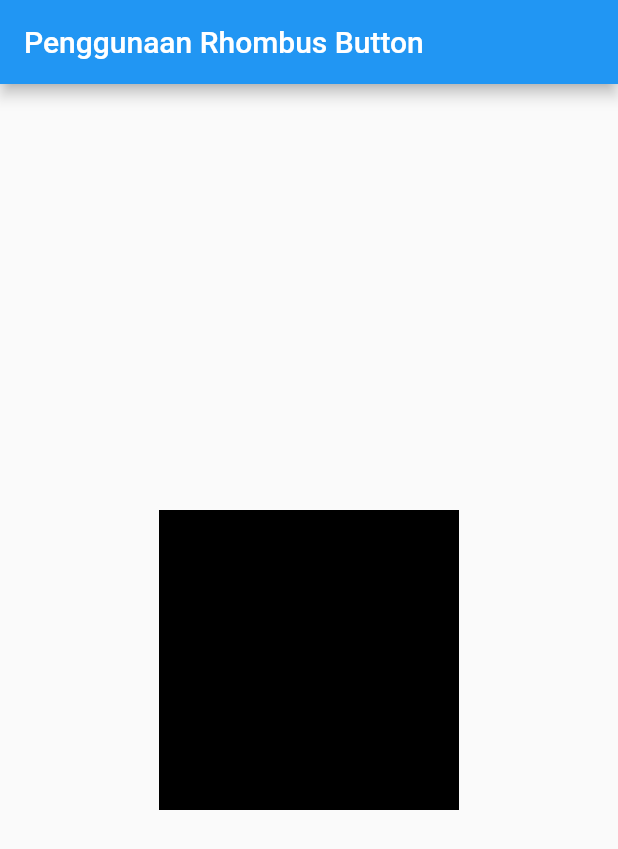
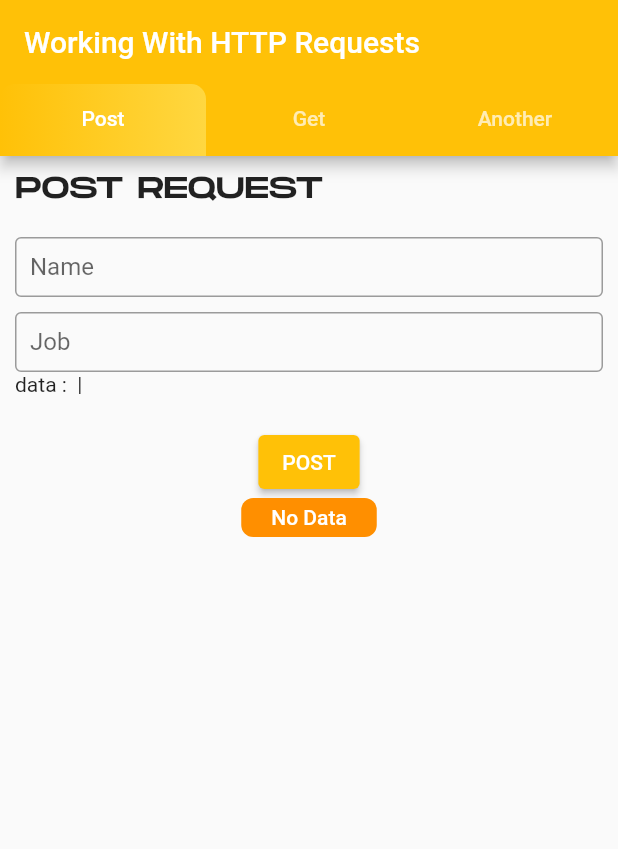
Before and after one commit to wicahma/flutter-fundamentals, a Flutter app: the screen it shows after launch, on a phone screen of 412 x 824 dp. Shown: the top 849 px of the screen. Run offline on Flutter 3.47's test engine with Material 2 defaults, Android fonts, the phone set to English and light mode, and no system bars; our stand-ins replace audioplayers, qr_flutter; missing offline and left inert: dart:ffi.

Commit message:
update: progress basic widget v2.1

```diff
--- /dev/null
+++ b/lib/29. HTTP Request/get_model.dart
@@ -0,0 +1,34 @@
+import 'dart:convert';
+import 'package:http/http.dart' as http;
+
+class Get {
+  final String? id;
+  final String? fullName;
+  final String? email;
+  final String? avatar;
+
+  Get({this.id, this.fullName, this.email, this.avatar});
+
+  // membuat object dari post dari json object yang merupakan hasil mapping dari json
+  factory Get.getUser(Map<String, dynamic> json) {
+    return Get(
+      id: json['id'],
+      fullName: json['first_name'] + " " + json['last_name'],
+      email: json['email'],
+      avatar: json['avatar'],
+    );
+  }
+
+  // method untuk menghubungkan aplikasi dengan API (API = Application Programming Interface)
+  static Future<Get> connectToAPI() async {
+    // menghubungkan aplikasi dengan API
+    String apiURL = "https://reqres.in/api/users?page=2";
+    // mengirim data ke API
+    var apiResult = await http.get(Uri.parse(apiURL));
+    // mengambil data dari API
+    var jsonObject =
+        (jsonDecode(apiResult.body) as Map<String, dynamic>)['data'];
+    // mengembalikan nilai dari method
+    return Get.getUser(jsonObject);
+  }
+}
--- /dev/null
+++ b/lib/29. HTTP Request/post_model.dart
@@ -0,0 +1,34 @@
+import 'dart:convert';
+import 'package:http/http.dart' as http;
+
+class Post {
+  final String? id;
+  final String? name;
+  final String? job;
+  final String? created;
+
+  Post({this.id, this.name, this.job, this.created});
+
+  // membuat object dari post dari json object yang merupakan hasil mapping dari json
+  factory Post.createPost(Map<String, dynamic> json) {
+    return Post(
+      id: json['id'],
+      name: json['name'],
+      job: json['job'],
+      created: json['createdAt'],
+    );
+  }
+
+  // method untuk menghubungkan aplikasi dengan API (API = Application Programming Interface)
+  static Future<Post> connectToAPI(String name, String job) async {
+    // menghubungkan aplikasi dengan API
+    String apiURL = "https://reqres.in/api/users";
+    // mengirim data ke API
+    var apiResult =
+        await http.post(Uri.parse(apiURL), body: {"name": name, "job": job});
+    // mengambil data dari API
+    var jsonObject = jsonDecode(apiResult.body);
+    // mengembalikan nilai dari method
+    return Post.createPost(jsonObject);
+  }
+}
--- /dev/null
+++ b/lib/29. HTTP Request/tabs/post_tab.dart
@@ -0,0 +1,104 @@
+import 'package:first_app/29.%20HTTP%20Request/post_model.dart';
+import 'package:flutter/material.dart';
+
+import 'package:flutter/src/widgets/container.dart';
+import 'package:flutter/src/widgets/framework.dart';
+
+class PostTab extends StatefulWidget {
+  const PostTab({super.key});
+
+  @override
+  State<PostTab> createState() => PostTabState();
+}
+
+class PostTabState extends State<PostTab> {
+  Post? postResult;
+  final _textControllersNama = TextEditingController();
+  final _textControllersJob = TextEditingController();
+
+  @override
+  Widget build(BuildContext context) {
+    return Container(
+      padding: const EdgeInsets.all(10),
+      child:
+          Column(mainAxisAlignment: MainAxisAlignment.start, children: <Widget>[
+        Form(
+            child: Column(
+                crossAxisAlignment: CrossAxisAlignment.start,
+                children: <Widget>[
+              const Text(
+                'POST REQUEST',
+                textAlign: TextAlign.start,
+                style: TextStyle(
+                  fontSize: 20,
+                  fontWeight: FontWeight.normal,
+                  fontFamily: "Monument",
+                ),
+              ),
+              const SizedBox(height: 20),
+              SizedBox(
+                height: 40,
+                child: TextFormField(
+                  key: const Key("name"),
+                  controller: _textControllersNama,
+                  onChanged: (value) => setState(() {}),
+                  maxLength: 50,
+                  decoration: const InputDecoration(
+                    contentPadding: EdgeInsets.fromLTRB(10, 0, 10, 0),
+                    labelText: "Name",
+                    counterText: "",
+                    border: OutlineInputBorder(),
+                  ),
+                ),
+              ),
+              const SizedBox(height: 10),
+              SizedBox(
+                height: 40,
+                child: TextFormField(
+                  key: const Key("job"),
+                  maxLength: 20,
+                  onChanged: (value) => setState(() {}),
+                  controller: _textControllersJob,
+                  decoration: const InputDecoration(
+                    contentPadding: EdgeInsets.fromLTRB(10, 0, 10, 0),
+                    labelText: "Job",
+                    counterText: "",
+                    border: OutlineInputBorder(),
+                  ),
+                ),
+              ),
+              Text(
+                "data : ${_textControllersJob.text} | ${_textControllersNama.text}",
+                textAlign: TextAlign.start,
+              ),
+            ])),
+        const SizedBox(height: 20),
+        ElevatedButton(
+            onPressed: () {
+              Post.connectToAPI(
+                      _textControllersNama.text, _textControllersJob.text)
+                  .then((value) {
+                postResult = value;
+                setState(() {});
+              });
+            },
+            style: ButtonStyle(
+              backgroundColor: MaterialStateProperty.all<Color>(Colors.amber),
+            ),
+            child: const Text("POST")),
+        Container(
+          padding: const EdgeInsets.fromLTRB(20, 5, 20, 5),
+          decoration: BoxDecoration(
+              color: Colors.amber.shade800,
+              borderRadius: const BorderRadius.all(Radius.circular(8))),
+          child: Text(
+              (postResult != null)
+                  ? "${postResult?.id.toString()} | ${postResult?.name!} | ${postResult?.job!}"
+                  : "No Data",
+              style: const TextStyle(
+                  color: Colors.white, fontWeight: FontWeight.w500)),
+        ),
+      ]),
+    );
+  }
+}
--- a/lib/main.dart
+++ b/lib/main.dart
@@ -1,25 +1,61 @@
-import 'package:first_app/25.%20Rhombus%20Button/rhombus_button.dart';
+import 'package:first_app/29.%20HTTP%20Request/tabs/get_tab.dart';
+import 'package:first_app/29.%20HTTP%20Request/tabs/post_tab.dart';
 import 'package:flutter/cupertino.dart';
 import 'package:flutter/material.dart';
+import 'package:flutter/services.dart';
 
 void main() => runApp(const App());
 
-class App extends StatelessWidget {
+class App extends StatefulWidget {
   const App({super.key});
 
   @override
+  State<App> createState() => _AppState();
+}
+
+class _AppState extends State<App> {
+  final TabBar httpTab = const TabBar(
+      indicator: BoxDecoration(
+        borderRadius: BorderRadius.only(
+            topLeft: Radius.circular(10), topRight: Radius.circular(10)),
+        gradient: LinearGradient(
+          colors: <Color>[Colors.amber, Colors.amberAccent],
+        ),
+      ),
+      tabs: <Tab>[
+        Tab(
+          text: "Post",
+        ),
+        Tab(
+          text: "Get",
+        ),
+        Tab(
+          text: "Another",
+        ),
+      ]);
+  @override
   Widget build(BuildContext context) {
     return MaterialApp(
-      home: Scaffold(
-        appBar: AppBar(title: const Text("Penggunaan Rhombus Button")),
-        body: Center(
-          child: Row(
-            mainAxisAlignment: MainAxisAlignment.spaceEvenly,
-            children: const <Widget>[
-              ColorfulButton(
-                mainColor: Colors.black,
-                secondColor: Colors.white,
-              ),
+      home: DefaultTabController(
+        length: 3,
+        child: Scaffold(
+          appBar: AppBar(
+            backgroundColor: Colors.amber,
+            systemOverlayStyle: const SystemUiOverlayStyle(
+                statusBarIconBrightness: Brightness.light),
+            title: const Text("Working With HTTP Requests"),
+            bottom: PreferredSize(
+              preferredSize: Size.fromHeight(httpTab.preferredSize.height),
+              child: Container(child: httpTab),
+            ),
+          ),
+          body: const TabBarView(
+            children: <Widget>[
+              PostTab(),
+              GetTab(),
+              Center(
+                child: Text("Get Request"),
+              )
             ],
           ),
         ),
--- a/pubspec.yaml
+++ b/pubspec.yaml
@@ -36,6 +36,8 @@ dependencies:
   # Use with the CupertinoIcons class for iOS style icons.
   cupertino_icons: ^1.0.2
   qr_flutter: ^4.0.0
+  audioplayers: ^3.0.1
+  http: ^0.13.5
 
 dev_dependencies:
   flutter_test:
```
Also changed, not shown: lib/25. Custom Rhombus Button.dart (added, +41 -0 lines), lib/25. Rhombus Button/rhombus_button.dart (+85 -12 lines), lib/26. Gradient Opacity Image.dart (added, +30 -0 lines), lib/27. Audio Player.dart (added, +120 -0 lines), lib/28. Font Features & Clip path images.dart (added, +68 -0 lines), lib/29. HTTP Request/tabs/get_tab.dart (added, +50 -0 lines), lib/29. HTTP Request/user_card.dart (added, +64 -0 lines), pubspec.lock, 6 other files.
